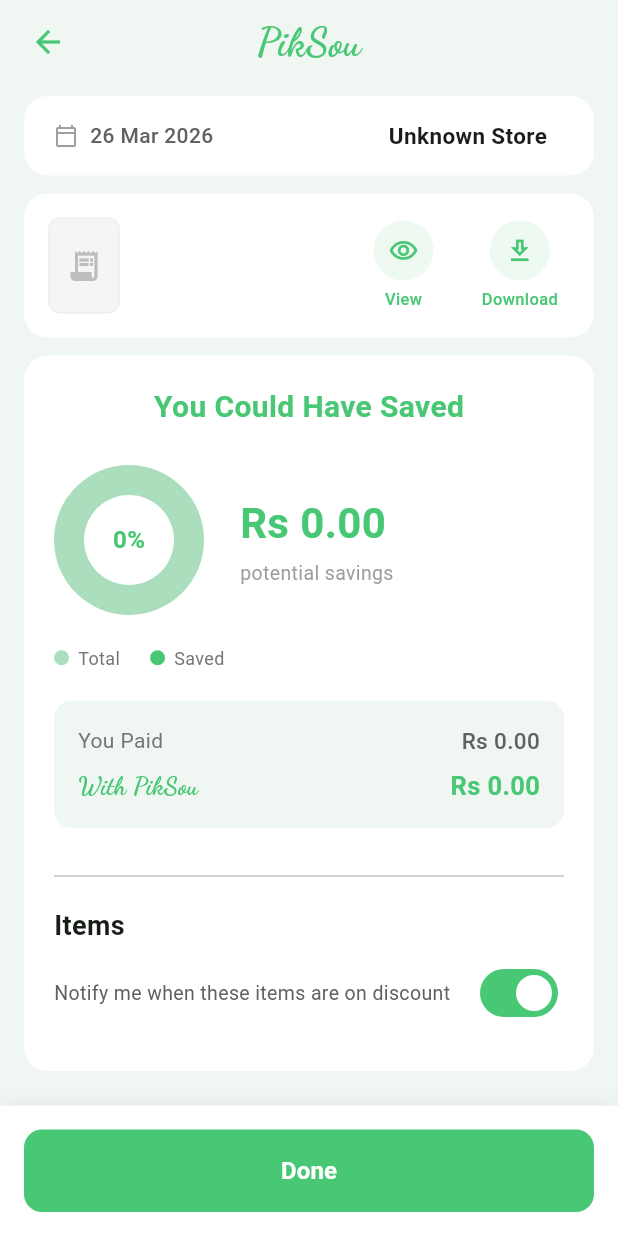
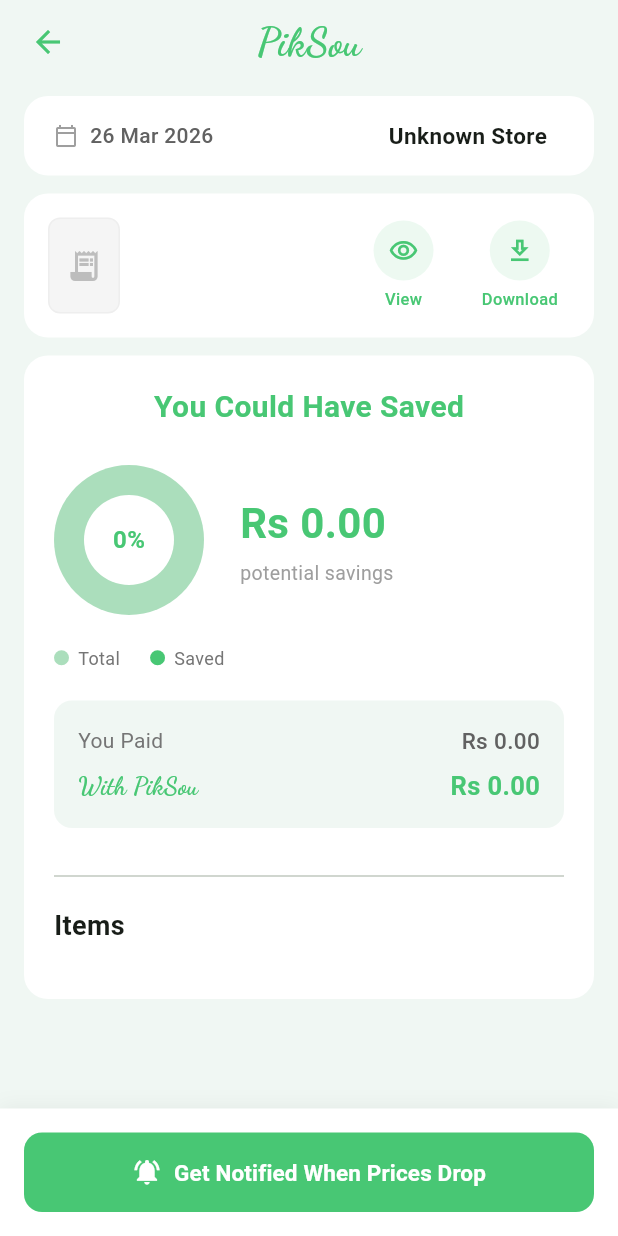
Before and after one commit to BrookW-83/Receipt-Scanner, a Flutter app: the ScanResultsView screen opened directly with empty values, on a phone screen of 412 x 824 dp. Run offline on Flutter 3.47's test engine with Material 3 defaults, Android fonts, the light colour scheme and no system bars; our stand-ins replace equatable, firebase_core, firebase_messaging, flutter_bloc, get_it, go_router and 2 more; accounts and stored records are empty; network calls fail.

Commit message:
fix: remove static ui and update for notification button

```diff
--- a/mobile/receipt_scanner_mobile/lib/features/receipt_scanner/presentation/widgets/scan_results_view.dart
+++ b/mobile/receipt_scanner_mobile/lib/features/receipt_scanner/presentation/widgets/scan_results_view.dart
@@ -26,23 +26,11 @@
 }
 
 class _ScanResultsViewState extends State<ScanResultsView> {
-  bool _notifyAllItems = true;
-  final Set<String> _notifyItems = {};
-
+  /// Primary green - rgba(72, 199, 116, 1)
   static const Color primaryGreen = Color(0xFF48C774);
   static const Color secondaryGreen = Color(0xFFABDEBC);
   static const Color bgColor = Color(0xFFF0F7F3);
   static const String _currencySymbol = 'Rs';
-
-  @override
-  void initState() {
-    super.initState();
-    for (final item in widget.scan.items) {
-      if (item.isMatched) {
-        _notifyItems.add(item.id);
-      }
-    }
-  }
 
   @override
   Widget build(BuildContext context) {
@@ -79,8 +67,8 @@
         ),
       ),
 
-      // Done button
-      bottomNavigationBar: _buildDoneButton(),
+      // Notify button
+      bottomNavigationBar: _buildNotifyButton(),
     );
   }
 
@@ -429,37 +417,7 @@
             'Items',
             style: TextStyle(fontSize: 18, fontWeight: FontWeight.bold),
           ),
-          const SizedBox(height: 8),
-
-          // Notify toggle
-          Row(
-            children: [
-              Expanded(
-                child: Text(
-                  'Notify me when these items are on discount',
-                  style: TextStyle(fontSize: 13, color: Colors.grey.shade700),
-                ),
-              ),
-              Switch(
-                value: _notifyAllItems,
-                onChanged: (value) {
-                  setState(() {
-                    _notifyAllItems = value;
-                    if (value) {
-                      for (final item in matchedItems) {
-                        _notifyItems.add(item.id);
-                      }
-                    } else {
-                      _notifyItems.clear();
-                    }
-                  });
-                },
-                activeThumbColor: Colors.white,
-                activeTrackColor: primaryGreen,
-              ),
-            ],
-          ),
-          const SizedBox(height: 8),
+          const SizedBox(height: 16),
 
           // Matched items
           ...matchedItems.map((item) => _buildItemCard(item)),
@@ -559,24 +517,6 @@
               ],
             ),
           ),
-
-          // Toggle
-          Switch(
-            value: _notifyItems.contains(item.id),
-            onChanged: (value) {
-              setState(() {
-                if (value) {
-                  _notifyItems.add(item.id);
-                } else {
-                  _notifyItems.remove(item.id);
-                }
-                _notifyAllItems = _notifyItems.length ==
-                    widget.scan.items.where((i) => i.isMatched).length;
-              });
-            },
-            activeThumbColor: Colors.white,
-            activeTrackColor: primaryGreen,
-          ),
         ],
       ),
     );
@@ -605,10 +545,10 @@
   }
 
   // ===========================================================================
-  // Done button
+  // Notify button
   // ===========================================================================
 
-  Widget _buildDoneButton() {
+  Widget _buildNotifyButton() {
     return Container(
       padding: const EdgeInsets.all(16),
       decoration: BoxDecoration(
@@ -622,8 +562,13 @@
         ],
       ),
       child: SafeArea(
-        child: ElevatedButton(
+        child: ElevatedButton.icon(
           onPressed: widget.onDone,
+          icon: const Icon(Icons.notifications_active, size: 20),
+          label: const Text(
+            'Get Notified When Prices Drop',
+            style: TextStyle(fontSize: 15, fontWeight: FontWeight.bold),
+          ),
           style: ElevatedButton.styleFrom(
             backgroundColor: primaryGreen,
             foregroundColor: Colors.white,
@@ -632,10 +577,6 @@
               borderRadius: BorderRadius.circular(12),
             ),
             elevation: 0,
-          ),
-          child: const Text(
-            'Done',
-            style: TextStyle(fontSize: 16, fontWeight: FontWeight.bold),
           ),
         ),
       ),
```
